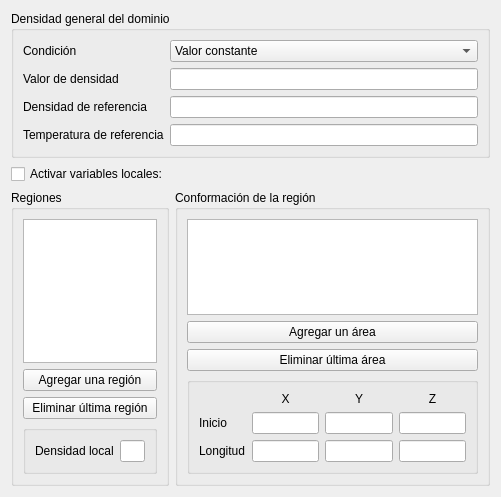
Qt form densidad_window/ui/densidad_window.ui (luisdavidrodm/PrePRODIC3D) before a commit.
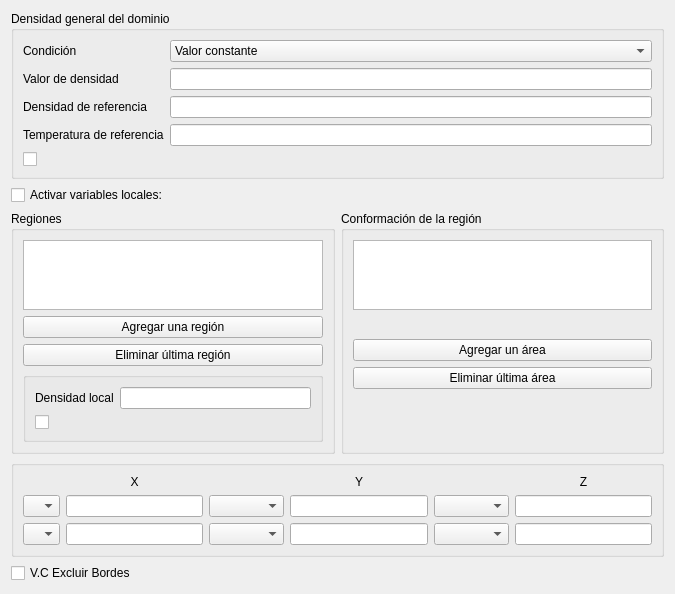
The same form after that commit.

Commit message: Cambios en la interfaz grafica

Patch:
```diff
--- a/densidad_window/ui/densidad_window.ui
+++ b/densidad_window/ui/densidad_window.ui
@@ -6,8 +6,8 @@
    <rect>
     <x>0</x>
     <y>0</y>
-    <width>501</width>
-    <height>497</height>
+    <width>675</width>
+    <height>575</height>
    </rect>
   </property>
   <property name="windowTitle">
@@ -42,17 +42,24 @@
         <property name="title">
          <string/>
         </property>
-        <layout class="QHBoxLayout" name="horizontalLayout">
-         <item>
+        <layout class="QFormLayout" name="formLayout_2">
+         <item row="0" column="0">
           <widget class="QLabel" name="label_5">
            <property name="text">
             <string>Densidad local</string>
            </property>
           </widget>
          </item>
-         <item>
+         <item row="0" column="1">
           <widget class="QLineEdit" name="lineEdit_4"/>
          </item>
+         <item row="1" column="0">
+          <widget class="QCheckBox" name="checkBox_3">
+           <property name="text">
+            <string/>
+           </property>
+          </widget>
+         </item>
         </layout>
        </widget>
       </item>
@@ -68,6 +75,19 @@
       <item>
        <widget class="QListWidget" name="listWidget_2"/>
       </item>
+      <item>
+       <spacer name="verticalSpacer">
+        <property name="orientation">
+         <enum>Qt::Vertical</enum>
+        </property>
+        <property name="sizeHint" stdset="0">
+         <size>
+          <width>20</width>
+          <height>220</height>
+         </size>
+        </property>
+       </spacer>
+      </item>
       <item>
        <widget class="QPushButton" name="pushButton_2">
         <property name="text">
@@ -83,79 +103,37 @@
        </widget>
       </item>
       <item>
-       <widget class="QGroupBox" name="groupBox_4">
-        <property name="title">
-         <string/>
+       <spacer name="verticalSpacer_2">
+        <property name="orientation">
+         <enum>Qt::Vertical</enum>
         </property>
-        <layout class="QGridLayout" name="gridLayout">
-         <item row="0" column="1">
-          <widget class="QLabel" name="label_8">
-           <property name="text">
-            <string>X</string>
-           </property>
-           <property name="alignment">
-            <set>Qt::AlignCenter</set>
-           </property>
-          </widget>
-         </item>
-         <item row="0" column="2">
-          <widget class="QLabel" name="label_9">
-           <property name="text">
-            <string>Y</string>
-           </property>
-           <property name="alignment">
-            <set>Qt::AlignCenter</set>
-           </property>
-          </widget>
-         </item>
-         <item row="0" column="3">
-          <widget class="QLabel" name="label_10">
-           <property name="text">
-            <string>Z</string>
-           </property>
-           <property name="alignment">
-            <set>Qt::AlignCenter</set>
-           </property>
-          </widget>
-         </item>
-         <item row="1" column="0">
-          <widget class="QLabel" name="label_6">
-           <property name="text">
-            <string>Inicio</string>
-           </property>
-          </widget>
-         </item>
-         <item row="1" column="1">
-          <widget class="QLineEdit" name="lineEdit_5"/>
-         </item>
-         <item row="1" column="2">
-          <widget class="QLineEdit" name="lineEdit_6"/>
-         </item>
-         <item row="1" column="3">
-          <widget class="QLineEdit" name="lineEdit_10"/>
-         </item>
-         <item row="2" column="0">
-          <widget class="QLabel" name="label_7">
-           <property name="text">
-            <string>Longitud</string>
-           </property>
-          </widget>
-         </item>
-         <item row="2" column="1">
-          <widget class="QLineEdit" name="lineEdit_7"/>
-         </item>
-         <item row="2" column="2">
-          <widget class="QLineEdit" name="lineEdit_8"/>
-         </item>
-         <item row="2" column="3">
-          <widget class="QLineEdit" name="lineEdit_9"/>
-         </item>
-        </layout>
-       </widget>
+        <property name="sizeHint" stdset="0">
+         <size>
+          <width>20</width>
+          <height>250</height>
+         </size>
+        </property>
+       </spacer>
       </item>
      </layout>
     </widget>
    </item>
+   <item row="1" column="0" colspan="2">
+    <widget class="QCheckBox" name="checkBox">
+     <property name="contextMenuPolicy">
+      <enum>Qt::CustomContextMenu</enum>
+     </property>
+     <property name="layoutDirection">
+      <enum>Qt::LeftToRight</enum>
+     </property>
+     <property name="text">
+      <string>Activar variables locales:</string>
+     </property>
+     <property name="tristate">
+      <bool>false</bool>
+     </property>
+    </widget>
+   </item>
    <item row="0" column="0" colspan="2">
     <widget class="QGroupBox" name="groupBox">
      <property name="title">
@@ -213,22 +191,191 @@
         </item>
        </widget>
       </item>
+      <item row="6" column="0">
+       <widget class="QCheckBox" name="checkBox_2">
+        <property name="text">
+         <string/>
+        </property>
+       </widget>
+      </item>
      </layout>
     </widget>
    </item>
-   <item row="1" column="0" colspan="2">
-    <widget class="QCheckBox" name="checkBox">
-     <property name="contextMenuPolicy">
-      <enum>Qt::CustomContextMenu</enum>
+   <item row="3" column="0" colspan="2">
+    <widget class="QGroupBox" name="groupBox_4">
+     <property name="title">
+      <string/>
      </property>
-     <property name="layoutDirection">
-      <enum>Qt::LeftToRight</enum>
-     </property>
+     <layout class="QGridLayout" name="gridLayout">
+      <item row="2" column="1">
+       <widget class="QLineEdit" name="lineEdit_7"/>
+      </item>
+      <item row="2" column="4">
+       <widget class="QComboBox" name="comboBox_7">
+        <item>
+         <property name="text">
+          <string/>
+         </property>
+        </item>
+        <item>
+         <property name="text">
+          <string>Mayor a</string>
+         </property>
+        </item>
+        <item>
+         <property name="text">
+          <string>Menor a</string>
+         </property>
+        </item>
+       </widget>
+      </item>
+      <item row="2" column="0">
+       <widget class="QComboBox" name="comboBox_3">
+        <item>
+         <property name="text">
+          <string/>
+         </property>
+        </item>
+        <item>
+         <property name="text">
+          <string>&lt;</string>
+         </property>
+        </item>
+        <item>
+         <property name="text">
+          <string>≤</string>
+         </property>
+        </item>
+       </widget>
+      </item>
+      <item row="1" column="2">
+       <widget class="QComboBox" name="comboBox_4">
+        <item>
+         <property name="text">
+          <string/>
+         </property>
+        </item>
+        <item>
+         <property name="text">
+          <string>&gt;</string>
+         </property>
+        </item>
+        <item>
+         <property name="text">
+          <string>≥</string>
+         </property>
+        </item>
+       </widget>
+      </item>
+      <item row="2" column="5">
+       <widget class="QLineEdit" name="lineEdit_9"/>
+      </item>
+      <item row="2" column="2">
+       <widget class="QComboBox" name="comboBox_5">
+        <item>
+         <property name="text">
+          <string/>
+         </property>
+        </item>
+        <item>
+         <property name="text">
+          <string>Mayor a</string>
+         </property>
+        </item>
+        <item>
+         <property name="text">
+          <string>Menor a</string>
+         </property>
+        </item>
+       </widget>
+      </item>
+      <item row="1" column="0">
+       <widget class="QComboBox" name="comboBox_2">
+        <item>
+         <property name="text">
+          <string/>
+         </property>
+        </item>
+        <item>
+         <property name="text">
+          <string>&gt;</string>
+         </property>
+        </item>
+        <item>
+         <property name="text">
+          <string>≥</string>
+         </property>
+        </item>
+       </widget>
+      </item>
+      <item row="0" column="3">
+       <widget class="QLabel" name="label_9">
+        <property name="text">
+         <string>Y</string>
+        </property>
+        <property name="alignment">
+         <set>Qt::AlignCenter</set>
+        </property>
+       </widget>
+      </item>
+      <item row="0" column="1">
+       <widget class="QLabel" name="label_8">
+        <property name="text">
+         <string>X</string>
+        </property>
+        <property name="alignment">
+         <set>Qt::AlignCenter</set>
+        </property>
+       </widget>
+      </item>
+      <item row="1" column="1">
+       <widget class="QLineEdit" name="lineEdit_5"/>
+      </item>
+      <item row="1" column="4">
+       <widget class="QComboBox" name="comboBox_6">
+        <item>
+         <property name="text">
+          <string/>
+         </property>
+        </item>
+        <item>
+         <property name="text">
+          <string>Mayor a</string>
+         </property>
+        </item>
+        <item>
+         <property name="text">
+          <string>Menor a</string>
+         </property>
+        </item>
+       </widget>
+      </item>
+      <item row="2" column="3">
+       <widget class="QLineEdit" name="lineEdit_8"/>
+      </item>
+      <item row="0" column="5">
+       <widget class="QLabel" name="label_10">
+        <property name="text">
+         <string>Z</string>
+        </property>
+        <property name="alignment">
+         <set>Qt::AlignCenter</set>
+        </property>
+       </widget>
+      </item>
+      <item row="1" column="5">
+       <widget class="QLineEdit" name="lineEdit_10"/>
+      </item>
+      <item row="1" column="3">
+       <widget class="QLineEdit" name="lineEdit_6"/>
+      </item>
+     </layout>
+    </widget>
+   </item>
+   <item row="4" column="0">
+    <widget class="QCheckBox" name="checkBox_4">
      <property name="text">
-      <string>Activar variables locales:</string>
-     </property>
-     <property name="tristate">
-      <bool>false</bool>
+      <string>V.C Excluir Bordes</string>
      </property>
     </widget>
    </item>
```
The commit also changes 5 other files.
